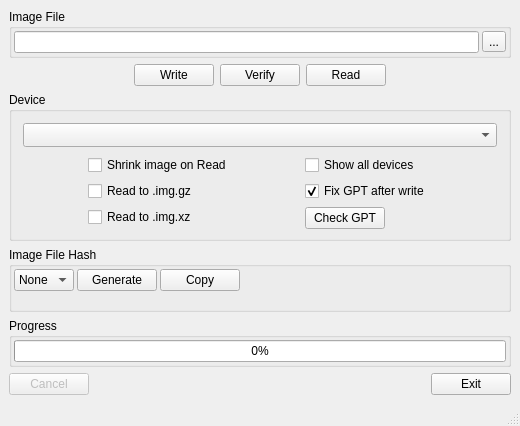
peacepenguin/win32diskimager, file src/mainwindow.ui: the form before one commit.
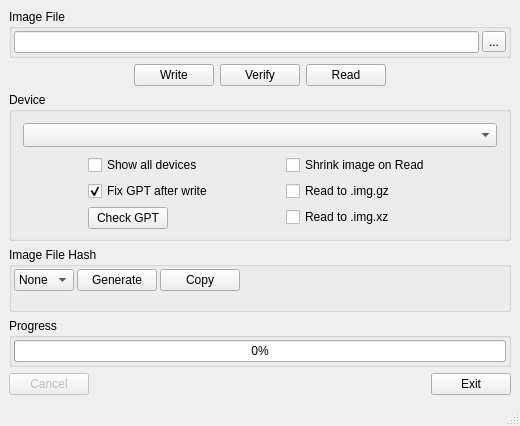
The form after the commit. Icons and pictures are not drawn. Custom widgets are drawn as their Qt base class.

Commit message: move read options under read side of ui

The edit to the form file:
```diff
--- a/src/mainwindow.ui
+++ b/src/mainwindow.ui
@@ -206,58 +206,6 @@
       </item>
       <item>
        <layout class="QHBoxLayout" name="deviceOptionsColumns">
-        <item>
-         <layout class="QVBoxLayout" name="deviceOptionsColRead">
-          <item>
-       <widget class="QCheckBox" name="shrinkOnReadCheckBox">
-        <property name="sizePolicy">
-         <sizepolicy hsizetype="Fixed" vsizetype="Fixed">
-          <horstretch>0</horstretch>
-          <verstretch>0</verstretch>
-         </sizepolicy>
-        </property>
-        <property name="text">
-         <string>Shrink image on Read</string>
-        </property>
-        <property name="toolTip">
-         <string>Reads the MBR or GPT of the Device to shrink the image to match actual partitions only. Moves backup GPT to end of used space.</string>
-        </property>
-       </widget>
-          </item>
-          <item>
-       <widget class="QCheckBox" name="readGzCheckBox">
-        <property name="sizePolicy">
-         <sizepolicy hsizetype="Fixed" vsizetype="Fixed">
-          <horstretch>0</horstretch>
-          <verstretch>0</verstretch>
-         </sizepolicy>
-        </property>
-        <property name="text">
-         <string>Read to .img.gz</string>
-        </property>
-        <property name="toolTip">
-         <string>Compress the Image Read from the Device with gz</string>
-        </property>
-       </widget>
-          </item>
-          <item>
-       <widget class="QCheckBox" name="readXzCheckBox">
-        <property name="sizePolicy">
-         <sizepolicy hsizetype="Fixed" vsizetype="Fixed">
-          <horstretch>0</horstretch>
-          <verstretch>0</verstretch>
-         </sizepolicy>
-        </property>
-        <property name="text">
-         <string>Read to .img.xz</string>
-        </property>
-        <property name="toolTip">
-         <string>Compress the Image Read from the Device with xz</string>
-        </property>
-       </widget>
-          </item>
-         </layout>
-        </item>
         <item>
          <layout class="QVBoxLayout" name="deviceOptionsColMisc">
           <item>
@@ -313,6 +261,58 @@
           </item>
          </layout>
         </item>
+        <item>
+         <layout class="QVBoxLayout" name="deviceOptionsColRead">
+          <item>
+       <widget class="QCheckBox" name="shrinkOnReadCheckBox">
+        <property name="sizePolicy">
+         <sizepolicy hsizetype="Fixed" vsizetype="Fixed">
+          <horstretch>0</horstretch>
+          <verstretch>0</verstretch>
+         </sizepolicy>
+        </property>
+        <property name="text">
+         <string>Shrink image on Read</string>
+        </property>
+        <property name="toolTip">
+         <string>Reads the MBR or GPT of the Device to shrink the image to match actual partitions only. Moves backup GPT to end of used space.</string>
+        </property>
+       </widget>
+          </item>
+          <item>
+       <widget class="QCheckBox" name="readGzCheckBox">
+        <property name="sizePolicy">
+         <sizepolicy hsizetype="Fixed" vsizetype="Fixed">
+          <horstretch>0</horstretch>
+          <verstretch>0</verstretch>
+         </sizepolicy>
+        </property>
+        <property name="text">
+         <string>Read to .img.gz</string>
+        </property>
+        <property name="toolTip">
+         <string>Compress the Image Read from the Device with gz</string>
+        </property>
+       </widget>
+          </item>
+          <item>
+       <widget class="QCheckBox" name="readXzCheckBox">
+        <property name="sizePolicy">
+         <sizepolicy hsizetype="Fixed" vsizetype="Fixed">
+          <horstretch>0</horstretch>
+          <verstretch>0</verstretch>
+         </sizepolicy>
+        </property>
+        <property name="text">
+         <string>Read to .img.xz</string>
+        </property>
+        <property name="toolTip">
+         <string>Compress the Image Read from the Device with xz</string>
+        </property>
+       </widget>
+          </item>
+         </layout>
+        </item>
        </layout>
       </item>
      </layout>
```
